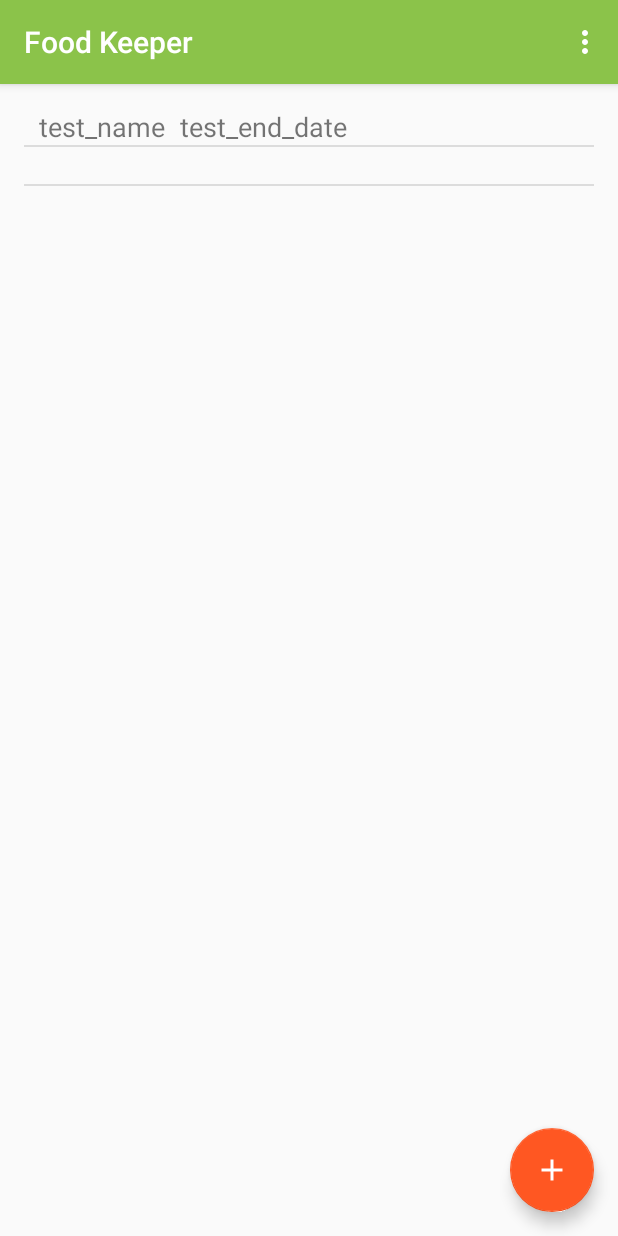
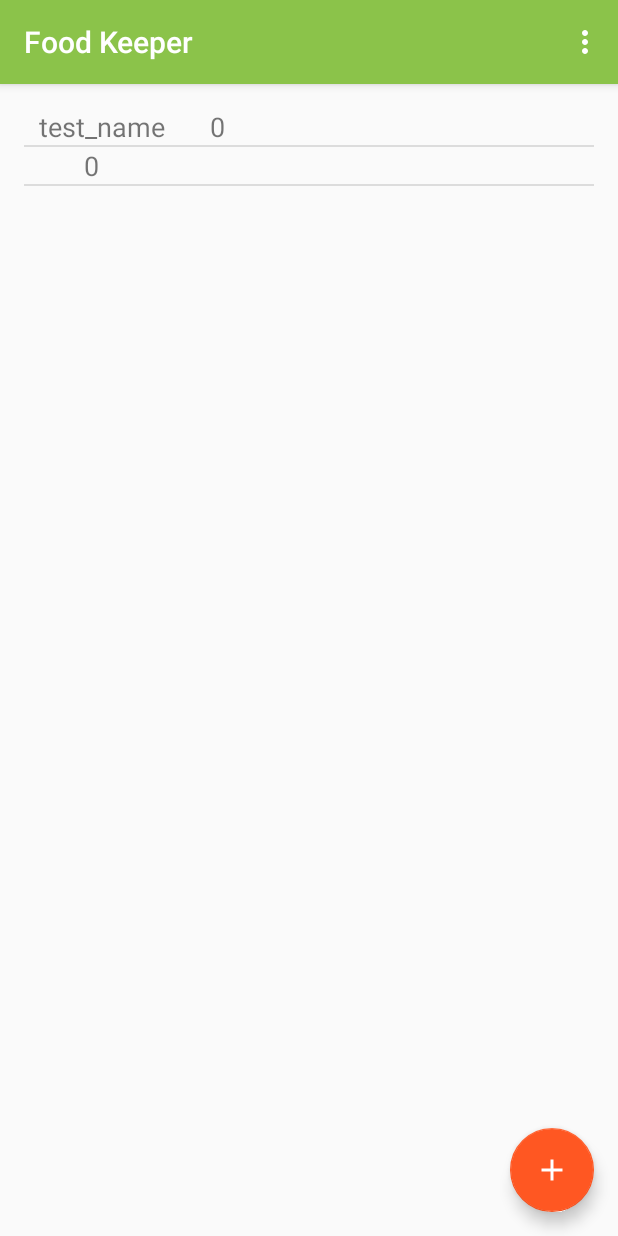
Before and after one commit to xam0n/foodkeeper, an Android app: the AddFoodItemActivity screen opened directly, with no data from a screen before it, after a tap on "OK", on a phone screen of 412 x 824 dp. Run offline under Robolectric (Android 15) with nearby library versions, the phone set to English and light mode, and no system bars; 2 statements that could not run were skipped.

```diff
--- a/app/src/main/java/com/ershov/max/foodkeeper/MainActivity.java
+++ b/app/src/main/java/com/ershov/max/foodkeeper/MainActivity.java
@@ -14,6 +14,7 @@ import android.view.Menu;
 import android.view.MenuItem;
 import android.widget.ListView;
 import android.widget.SimpleCursorAdapter;
+import android.widget.TextView;
 
 public class MainActivity extends AppCompatActivity {
 
@@ -43,12 +44,32 @@ public class MainActivity extends AppCompatActivity {
         db.open();
         cursor = db.getAllItems();
 
+
+
         String[] dbLine = new String[] { DB.COLUMN_NAME, DB.COLUMN_EXPIRE_DATE };
         int[] viewLine = new int[] { R.id.itemNameText, R.id.itemDateText };
 
         scAdapter = new SimpleCursorAdapter(this, R.layout.item, cursor, dbLine, viewLine, 0);
+        scAdapter.setViewBinder(new SimpleCursorAdapter.ViewBinder() {
+
+            @Override
+            public boolean setViewValue(View view, Cursor cursor, int columnIndex) {
+                if (columnIndex == 3) {
+                    TextView tv = (TextView) view;
+                    String days = FoodItem.fromDateToDuration(cursor.getString(columnIndex));
+                    tv.setText(days);
+                    return true;
+                }
+                return false;
+            }
+        }
+
+        );
+
         productListView = (ListView) findViewById(R.id.productListView);
-        productListView.setAdapter(scAdapter);
+        if (productListView != null) {
+            productListView.setAdapter(scAdapter);
+        }
         db.close();
     }
 
--- a/app/src/main/res/layout/item.xml
+++ b/app/src/main/res/layout/item.xml
@@ -9,7 +9,7 @@
         android:layout_width="wrap_content"
         android:layout_height="wrap_content"
         android:text=""
-        android:layout_gravity="center_vertical"
+        android:layout_gravity="start|center_vertical"
         android:layout_marginLeft="10dp"
         android:textSize="18sp"/>
 
@@ -18,7 +18,8 @@
         android:layout_width="wrap_content"
         android:layout_height="wrap_content"
         android:text=""
-        android:layout_gravity="center_vertical"
-        android:layout_marginLeft="10dp"
-        android:textSize="18sp"/>
+        android:layout_gravity="center_vertical|end"
+        android:layout_marginLeft="30dp"
+        android:textSize="18sp"
+        android:gravity="end" />
 </LinearLayout>
```
Also changed, not shown: app/src/main/java/com/ershov/max/foodkeeper/AddFoodItemActivity.java (+3 -27 lines), app/src/main/java/com/ershov/max/foodkeeper/FoodItem.java (+29 -23 lines).
